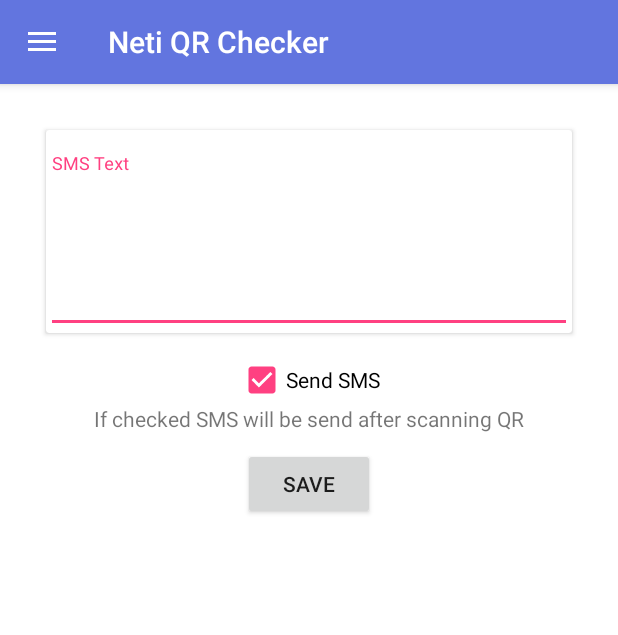
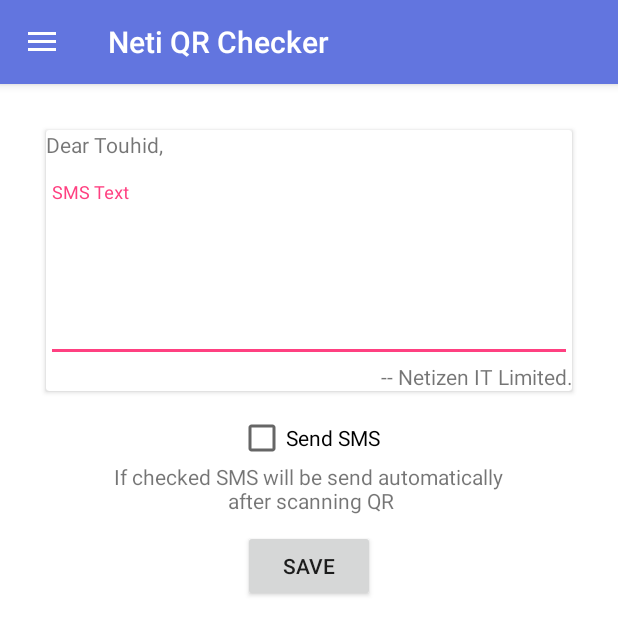
Before and after one commit to touhid1010/QR-Code-Security-Scanner, an Android app: the screen it shows after launch (MainActivity), in the side drawer, after a tap on "SMS Settings", on a phone screen of 412 x 824 dp. Shown: the top 635 px of the screen. Run offline under Robolectric (Android 15) with nearby library versions, the phone set to English and light mode, and no system bars; 3 statements that could not run were skipped.

Commit message:
SMS Success

```diff
--- a/app/build.gradle
+++ b/app/build.gradle
@@ -5,7 +5,7 @@ android {
     buildToolsVersion "24.0.3"
     defaultConfig {
         applicationId "com.netizenbd.netichecker"
-        minSdkVersion 15
+        minSdkVersion 16
         targetSdkVersion 25
         versionCode 1
         versionName "1.0"
--- a/app/src/main/java/com/netizenbd/netichecker/MainActivity.java
+++ b/app/src/main/java/com/netizenbd/netichecker/MainActivity.java
@@ -1,6 +1,10 @@
 package com.netizenbd.netichecker;
 
+import android.content.Context;
+import android.content.SharedPreferences;
 import android.net.Uri;
+import android.os.Build;
+import android.support.annotation.NonNull;
 import android.support.v4.app.Fragment;
 import android.support.v4.app.FragmentTransaction;
 import android.os.Bundle;
@@ -25,11 +29,8 @@ import android.util.Log;
 import android.util.SparseArray;
 import android.view.SurfaceHolder;
 import android.view.SurfaceView;
-import android.widget.Button;
-import android.widget.CheckBox;
 import android.widget.TextView;
 
-import com.google.android.gms.games.multiplayer.Participant;
 import com.google.android.gms.vision.CameraSource;
 import com.google.android.gms.vision.Detector;
 import com.google.android.gms.vision.barcode.Barcode;
@@ -47,6 +48,8 @@ import java.sql.Timestamp;
 import java.util.Calendar;
 import java.util.Date;
 
+import static android.Manifest.permission.WRITE_EXTERNAL_STORAGE;
+
 public class MainActivity extends AppCompatActivity
         implements NavigationView.OnNavigationItemSelectedListener, View.OnClickListener, SMS.OnFragmentInteractionListener {
 
@@ -61,10 +64,13 @@ public class MainActivity extends AppCompatActivity
     CameraSource cameraSource;
     String tempQrData = "";
     MySendSMS mySendSMS;
-    CheckBox checkbox_sms;
     FrameLayout frameLayout_forFragment;
     FragmentManager manager;
     FragmentTransaction transaction;
+    SharedPreferences preferences;
+    String smsText;
+    boolean checkbox_sms;
+
 
     @Override
     protected void onCreate(Bundle savedInstanceState) {
@@ -94,31 +100,19 @@ public class MainActivity extends AppCompatActivity
         // Fragment
         manager = getSupportFragmentManager();
 
-
-        /**
-         * Permission for marshmallow
-         */
-//        if (Build.VERSION.SDK_INT >= Build.VERSION_CODES.M) {
-//            createPermissions();
-//        }
-//        public void createPermissions(){
-//            String permission = Manifest.permission.READ_SMS;
-//            if (ContextCompat.checkSelfPermission(getContext(), permission) != PackageManager.PERMISSION_GRANTED){
-//                if(!ActivityCompat.shouldShowRequestPermissionRationale(getActivity(), permission)){
-//                    requestPermissions(new String[]{permission}),
-//                            SMS_PERMISSION);
-//                }
-//            }
-//        }
+        // Shared pref
+        preferences = getSharedPreferences(SMS.PREFERENCE_NAME_SMS, Context.MODE_PRIVATE);
+        if (preferences != null) {
+            smsText = preferences.getString(SMS.PREFERENCE_SMS_KEY_SMS_TEXT, "");
+            checkbox_sms = preferences.getBoolean(SMS.PREFERENCE_SMS_KEY_CHECKBOX, false);
+        }
 
 
         // sms
         mySendSMS = new MySendSMS(this);
-        checkbox_sms = (CheckBox) findViewById(R.id.checkbox_sms);
 
         cameraView = (SurfaceView) findViewById(R.id.camera_view);
         textView_showInfo = (TextView) findViewById(R.id.code_info);
-
 
         barcodeDetector =
                 new BarcodeDetector.Builder(this)
@@ -142,6 +136,8 @@ public class MainActivity extends AppCompatActivity
                         //  int[] grantResults)
                         // to handle the case where the user grants the permission. See the documentation
                         // for ActivityCompat#requestPermissions for more details.
+
+
                         return;
                     }
                     cameraSource.start(cameraView.getHolder());
@@ -231,6 +227,7 @@ public class MainActivity extends AppCompatActivity
         } else {
             super.onBackPressed();
         }
+
     }
 
     @Override
@@ -268,7 +265,9 @@ public class MainActivity extends AppCompatActivity
             startActivity(new Intent(this, ParticipantList.class));
         } else if (id == R.id.nav_sms) {
             transaction = manager.beginTransaction();
-            transaction.replace(R.id.frameLayout_forFragment, new SMS()).commit();
+            transaction.replace(R.id.frameLayout_forFragment, new SMS());
+            transaction.addToBackStack(null);
+            transaction.commit();
             fab_reset.setVisibility(View.GONE);
         }
 
@@ -355,8 +354,8 @@ public class MainActivity extends AppCompatActivity
             /**
              * Send sms if successfully save data
              */
-            if (checkbox_sms.isChecked()) {
-                String smsBody = "Hello " + pName + ". Thank you for participating. -- Netizen IT Limited.";
+            if (checkbox_sms) {
+                String smsBody = "Dear " + pName + ", " + smsText + " -- Netizen IT Limited.";
                 mySendSMS.sendMySMS(pPhone, smsBody);
             }
 
@@ -366,9 +365,12 @@ public class MainActivity extends AppCompatActivity
 
     }
 
-
     @Override
     public void onFragmentInteraction(Uri uri) {
 
     }
+
+
+
+
 }
--- a/app/src/main/java/com/netizenbd/netichecker/fragments/SMS.java
+++ b/app/src/main/java/com/netizenbd/netichecker/fragments/SMS.java
@@ -1,12 +1,18 @@
 package com.netizenbd.netichecker.fragments;
 
 import android.content.Context;
+import android.content.SharedPreferences;
+import android.content.SharedPreferences.Editor;
 import android.net.Uri;
 import android.os.Bundle;
 import android.support.v4.app.Fragment;
 import android.view.LayoutInflater;
 import android.view.View;
 import android.view.ViewGroup;
+import android.widget.Button;
+import android.widget.CheckBox;
+import android.widget.EditText;
+import android.widget.Toast;
 
 import com.netizenbd.netichecker.R;
 
@@ -18,11 +24,22 @@ import com.netizenbd.netichecker.R;
  * Use the {@link SMS#newInstance} factory method to
  * create an instance of this fragment.
  */
-public class SMS extends Fragment {
+public class SMS extends Fragment implements View.OnClickListener {
     // TODO: Rename parameter arguments, choose names that match
     // the fragment initialization parameters, e.g. ARG_ITEM_NUMBER
     private static final String ARG_PARAM1 = "param1";
     private static final String ARG_PARAM2 = "param2";
+
+
+    EditText editText_SMSText;
+    CheckBox checkbox_sendSMS;
+    Button button_smsSave;
+    public static final String PREFERENCE_NAME_SMS = "smsPref";
+    public static final String PREFERENCE_SMS_KEY_SMS_TEXT = "smstext";
+    public static final String PREFERENCE_SMS_KEY_CHECKBOX = "check";
+    boolean b;
+    SharedPreferences preferences;
+
 
     // TODO: Rename and change types of parameters
     private String mParam1;
@@ -59,17 +76,30 @@ public class SMS extends Fragment {
             mParam1 = getArguments().getString(ARG_PARAM1);
             mParam2 = getArguments().getString(ARG_PARAM2);
         }
+
+
     }
 
     @Override
     public View onCreateView(LayoutInflater inflater, ViewGroup container,
                              Bundle savedInstanceState) {
         // Inflate the layout for this fragment
-        return inflater.inflate(R.layout.fragment_sms, container, false);
 
+        View view = inflater.inflate(R.layout.fragment_sms, container, false);
 
+        editText_SMSText = (EditText) view.findViewById(R.id.editText_SMSText);
+        checkbox_sendSMS = (CheckBox) view.findViewById(R.id.checkbox_sendSMS);
+        button_smsSave = (Button) view.findViewById(R.id.button_smsSave);
+        button_smsSave.setOnClickListener(this);
 
+        // Shared pref
+        preferences = this.getActivity().getSharedPreferences(PREFERENCE_NAME_SMS, Context.MODE_PRIVATE);
+        if (preferences != null) {
+            editText_SMSText.setText(preferences.getString(PREFERENCE_SMS_KEY_SMS_TEXT, ""));
+            checkbox_sendSMS.setChecked(preferences.getBoolean(PREFERENCE_SMS_KEY_CHECKBOX, false));
+        }
 
+        return view;
     }
 
     // TODO: Rename method, update argument and hook method into UI event
@@ -96,6 +126,29 @@ public class SMS extends Fragment {
         mListener = null;
     }
 
+    @Override
+    public void onClick(View view) {
+        switch (view.getId()) {
+            case R.id.button_smsSave:
+
+
+                if (checkbox_sendSMS.isChecked()) {
+                    b = true;
+                } else {
+                    b = false;
+                }
+
+                // Shared Pref
+                Editor editor = preferences.edit();
+                editor.putString(PREFERENCE_SMS_KEY_SMS_TEXT, editText_SMSText.getText().toString());
+                editor.putBoolean(PREFERENCE_SMS_KEY_CHECKBOX, b);
+                editor.apply();
+                editor.commit();
+                Toast.makeText(getContext(), "Saved", Toast.LENGTH_SHORT).show();
+                break;
+        }
+    }
+
     /**
      * This interface must be implemented by activities that contain this
      * fragment to allow an interaction in this fragment to be communicated
@@ -110,4 +163,6 @@ public class SMS extends Fragment {
         // TODO: Update argument type and name
         void onFragmentInteraction(Uri uri);
     }
+
+
 }
--- a/app/src/main/res/layout/fragment_sms.xml
+++ b/app/src/main/res/layout/fragment_sms.xml
@@ -16,6 +16,16 @@
             android:layout_height="wrap_content"
             android:layout_margin="15dp">
 
+            <LinearLayout
+                android:layout_width="match_parent"
+                android:layout_height="wrap_content"
+                android:orientation="vertical">
+
+                <TextView
+                    android:layout_width="match_parent"
+                    android:layout_height="wrap_content"
+                    android:text="Dear Touhid," />
+
                 <android.support.design.widget.TextInputLayout
                     android:id="@+id/input_layout_password"
                     android:layout_width="match_parent"
@@ -23,30 +33,42 @@
                     android:layout_marginTop="15dp">
 
                     <EditText
-                    android:id="@+id/editText_"
+                        android:id="@+id/editText_SMSText"
                         android:layout_width="match_parent"
                         android:layout_height="wrap_content"
                         android:layout_marginTop="20dp"
                         android:gravity="top"
                         android:hint="SMS Text"
-                    android:lines="4" />
+                        android:lines="4"
+                        android:maxLength="100" />
 
                 </android.support.design.widget.TextInputLayout>
+
+                <TextView
+                    android:layout_width="match_parent"
+                    android:gravity="right"
+                    android:layout_height="wrap_content"
+                    android:text="-- Netizen IT Limited." />
+
+            </LinearLayout>
+
 
         </android.support.v7.widget.CardView>
 
         <CheckBox
+            android:id="@+id/checkbox_sendSMS"
             android:layout_width="wrap_content"
             android:layout_height="wrap_content"
             android:layout_gravity="center"
-            android:checked="true"
+            android:checked="false"
             android:text="Send SMS" />
 
         <TextView
             android:layout_width="wrap_content"
             android:layout_height="wrap_content"
             android:layout_gravity="center"
-            android:text="If checked SMS will be send after scanning QR" />
+            android:gravity="center"
+            android:text="If checked SMS will be send automatically\n after scanning QR" />
 
         <Button
             android:id="@+id/button_smsSave"
```
Also changed, not shown: app/src/main/AndroidManifest.xml (+1 -7 lines), app/src/main/res/layout/content_main.xml (+0 -9 lines). Lines whose indentation alone changed are shown as unchanged.
